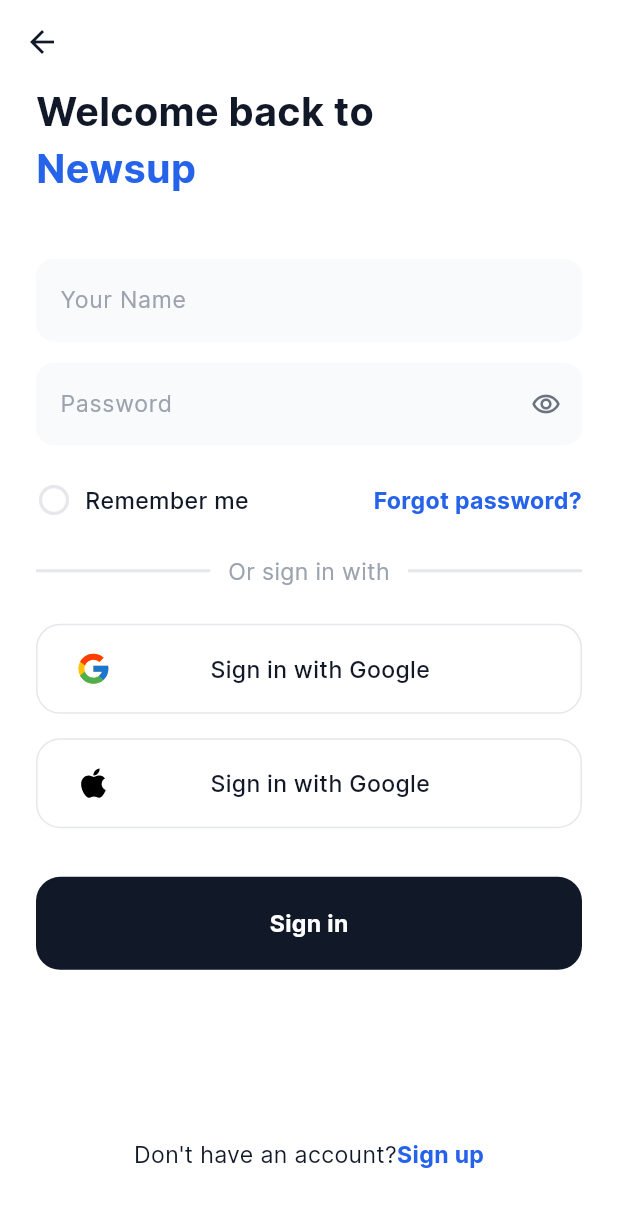
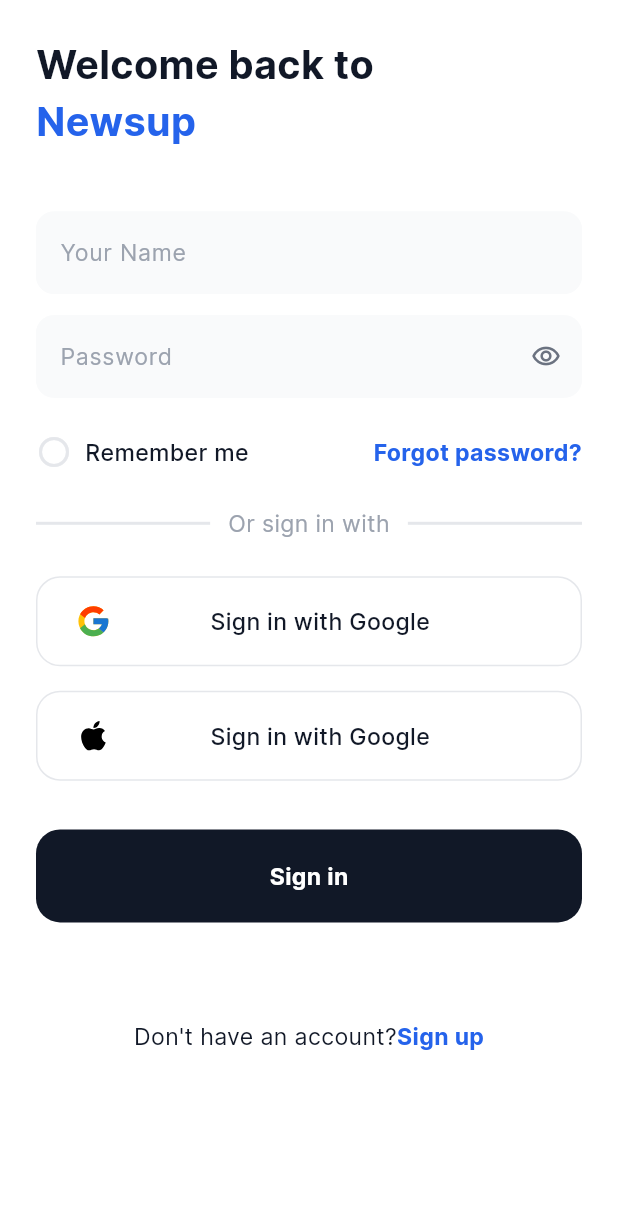
Before and after one commit to isakovtt/news_up, a Flutter app: the LoginScreen screen opened directly, on a phone screen of 412 x 824 dp. Shown: the top 1207 px of the screen. Run offline on Flutter 3.47's test engine with Material 3 defaults, Android fonts, the phone set to English and light mode, and no system bars; our stand-ins replace flutter_screenutil, flutter_svg, smooth_page_indicator.

Commit message:
auth screens repaired

```diff
--- a/lib/presentation/pages/authorization_screens/login/login_screen.dart
+++ b/lib/presentation/pages/authorization_screens/login/login_screen.dart
@@ -19,13 +19,11 @@ class LoginScreen extends StatelessWidget {
   @override
   Widget build(BuildContext context) {
     return Scaffold(
-      appBar: AppBar(
-        title: const Text(''),
-      ),
       body: Padding(
         padding: AppPaddings.h24,
-        child: Column(
+        child: ListView(
           children: [
+            24.verticalSpace,
             const LoginGreetingText(),
             40.verticalSpace,
             const LoginInputs(),
@@ -42,7 +40,7 @@ class LoginScreen extends StatelessWidget {
                 Navigate.navigateReplacePush(context, const HomeScreen());
               },
             ),
-            110.verticalSpace,
+            64.verticalSpace,
             HaveAccountButton(
               text: AppTexts.dontHaveAnAccount,
               title: AppTexts.signUp,
--- a/lib/presentation/pages/authorization_screens/widgets/auth_headers.dart
+++ b/lib/presentation/pages/authorization_screens/widgets/auth_headers.dart
@@ -11,7 +11,7 @@ class AuthHeaders extends StatelessWidget {
 
   @override
   Widget build(BuildContext context) {
-    return Column(
+    return Column(crossAxisAlignment: CrossAxisAlignment.start,
       children: [
         Row(
           children: [
```
Also changed, not shown: lib/presentation/pages/app.dart (+3 -4 lines), lib/presentation/pages/authorization_screens/register/register_screen.dart (+8 -7 lines).
